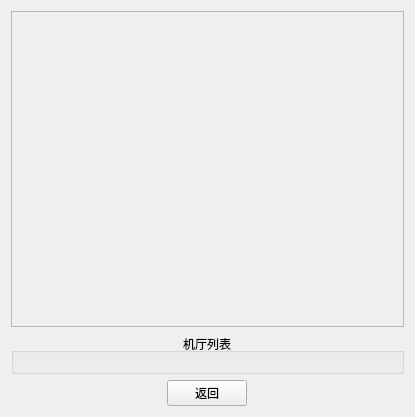
This is ui_class/map_window.ui in reflux18d/MaiGO as Qt 5 draws it before an edit. The edited form follows.
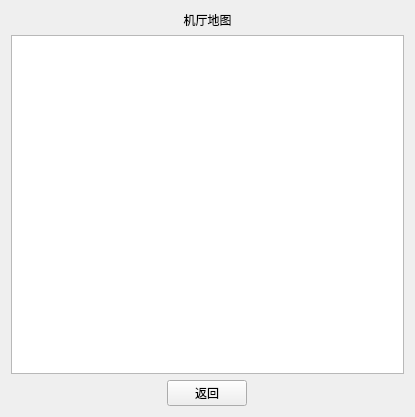
This is the edited form. Icons and pictures are not drawn.

Commit message: Main windows finished

Patch:
```diff
--- a/ui_class/map_window.ui
+++ b/ui_class/map_window.ui
@@ -20,53 +20,17 @@
   </property>
   <layout class="QVBoxLayout" name="verticalLayout_2">
    <item>
-    <widget class="QScrollArea" name="scrollArea">
-     <property name="widgetResizable">
-      <bool>true</bool>
+    <widget class="QLabel" name="label">
+     <property name="text">
+      <string>机厅地图</string>
      </property>
      <property name="alignment">
       <set>Qt::AlignCenter</set>
      </property>
-     <widget class="QWidget" name="scrollAreaWidgetContents">
-      <property name="geometry">
-       <rect>
-        <x>0</x>
-        <y>-249</y>
-        <width>1578</width>
-        <height>988</height>
-       </rect>
-      </property>
-      <layout class="QVBoxLayout" name="verticalLayout">
-       <item>
-        <widget class="QLabel" name="label">
-         <property name="sizePolicy">
-          <sizepolicy hsizetype="Maximum" vsizetype="Maximum">
-           <horstretch>0</horstretch>
-           <verstretch>0</verstretch>
-          </sizepolicy>
-         </property>
-         <property name="text">
-          <string/>
-         </property>
-         <property name="pixmap">
-          <pixmap resource="../resources.qrc">:/image/map.png</pixmap>
-         </property>
-        </widget>
-       </item>
-      </layout>
-     </widget>
     </widget>
    </item>
    <item>
-    <widget class="QGroupBox" name="groupBox">
-     <property name="title">
-      <string>机厅列表</string>
-     </property>
-     <property name="alignment">
-      <set>Qt::AlignCenter</set>
-     </property>
-     <layout class="QHBoxLayout" name="arcade_layout"/>
-    </widget>
+    <widget class="QGraphicsView" name="view"/>
    </item>
    <item>
     <layout class="QHBoxLayout" name="horizontalLayout">
```
The commit also changes 7 other files.
